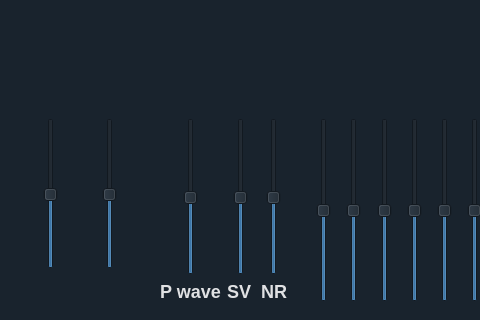
This is main.ui in omarshaban02/Equalizer as Qt 5 draws it before an edit; both pictures show x 668 to 1148 and y 588 to 908 of the 1294 by 908 pixel window. The edited form follows.
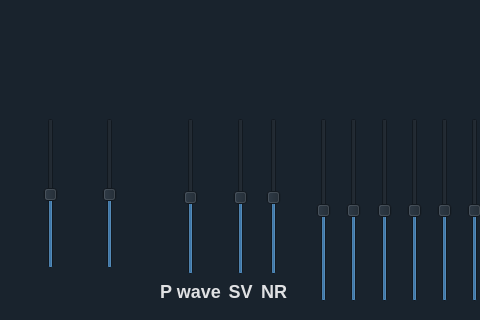
This is the edited form. Icons and pictures are not drawn.

Commit message: after mo3id

```diff
--- a/main.ui
+++ b/main.ui
@@ -2226,6 +2226,9 @@
               <property name="text">
                <string>SV</string>
               </property>
+              <property name="alignment">
+               <set>Qt::AlignCenter</set>
+              </property>
              </widget>
             </item>
            </layout>
```
The commit also changes 1 other file.
